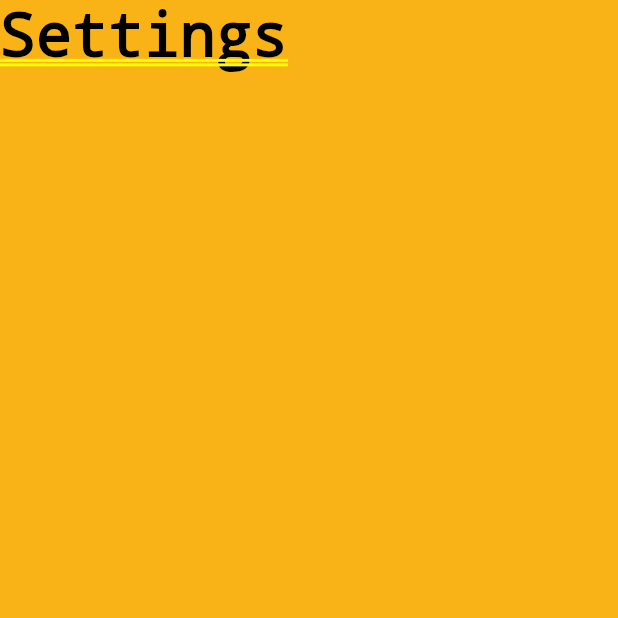
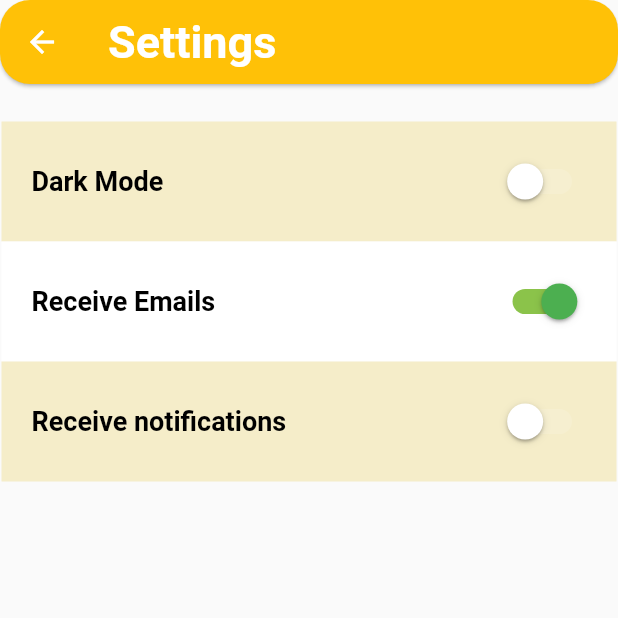
Before and after one commit to CMSC-129B-Projects/Hachingu, a Flutter app: the screen it shows after launch, after a tap on the "settings" icon, on a phone screen of 412 x 824 dp, the top half of it. Run offline on Flutter 3.47's test engine with Material 2 defaults, Android fonts, the phone set to English and light mode, and no system bars; our stand-ins replace fluttertoast.

Commit message:
update settings screen

```diff
--- a/lib/Screens/HomeScreen.dart
+++ b/lib/Screens/HomeScreen.dart
@@ -31,7 +31,7 @@ class HomeScreen extends StatelessWidget {
                         ),
                         Text(" Learn Korean\nwith Hachingu",
                             style:
-                                TextStyle(fontFamily: 'Oswald Bold', color: Colors.black, fontSize: 40, )),
+                                TextStyle(fontFamily: 'Oswald Bold', color: Colors.black, fontSize: 32, )),
                         Container(
                           width: sWidth,
                           height: sHeight * 0.66,
--- a/lib/Screens/SettingsScreen.dart
+++ b/lib/Screens/SettingsScreen.dart
@@ -1,14 +1,83 @@
+import 'package:flutter/cupertino.dart';
 import 'package:flutter/material.dart';
+
 
 class SettingsScreen extends StatelessWidget {
   @override
   Widget build(BuildContext context) {
+    return Scaffold(
+        appBar: AppBar(
+            shape: RoundedRectangleBorder(
+                borderRadius: BorderRadius.circular(20)
+            ),
+            backgroundColor: Colors.amber,
+            elevation: 1,
+            title: new Text(
+              "Settings",
+              style: TextStyle(
+
+                  color: Colors.white,
+                  fontSize: 30,
+                  fontWeight: FontWeight.bold),
+            ),
+            leading: IconButton(
+                onPressed: () {
+                  Navigator.of(context).pop();
+                },
+                icon: Icon(Icons.arrow_back, color: Colors.white))),
+        body: Container(
+            padding: EdgeInsets.only(left: 1, top: 25, right: 1, bottom: 25),
+            child: ListView(
+              children: [
+
+                buildNotificationOptionRow("Dark Mode", false, 1),
+                buildNotificationOptionRow("Receive Emails", true, 2),
+                buildNotificationOptionRow("Receive notifications", false, 3),
+              ],
+            )));
+  }
+
+  Container buildNotificationOptionRow(String title, bool isActive, int index) {
     return Container(
-      color: Color(0xfffAB316),
-      child: Text(
-        "Settings",
-        style: TextStyle(
-            color: Colors.black, fontSize: 40, fontWeight: FontWeight.bold),
+      height: 80,
+      color: (index%2==0) ? Colors.white : Color(0xfff5edc9),
+      child: Row(
+        mainAxisAlignment: MainAxisAlignment.spaceBetween,
+
+        children: [
+          Container(
+              margin: const EdgeInsets.only(left: 20.0, right: 20.0),
+            child:
+              Text(
+                title,
+                textAlign: TextAlign.left,
+                style: TextStyle(
+                  fontSize: 18,
+                  color: Colors.black,
+                  fontWeight: FontWeight.bold,
+                ),
+               )
+
+          ),
+
+          Container(
+            margin: const EdgeInsets.only(left: 20.0, right: 20.0),
+            child:
+            Transform.scale(
+                scale: 1.2,
+                child: Switch(
+                  value: isActive,
+                  onChanged: (bool val){
+
+                  },
+                  activeColor: Colors.green,
+                  activeTrackColor: Colors.lightGreen,
+                  inactiveThumbColor: Colors.white70,
+                  inactiveTrackColor: Colors.white12,
+                )
+            ),
+          )
+        ],
       ),
     );
   }
```
